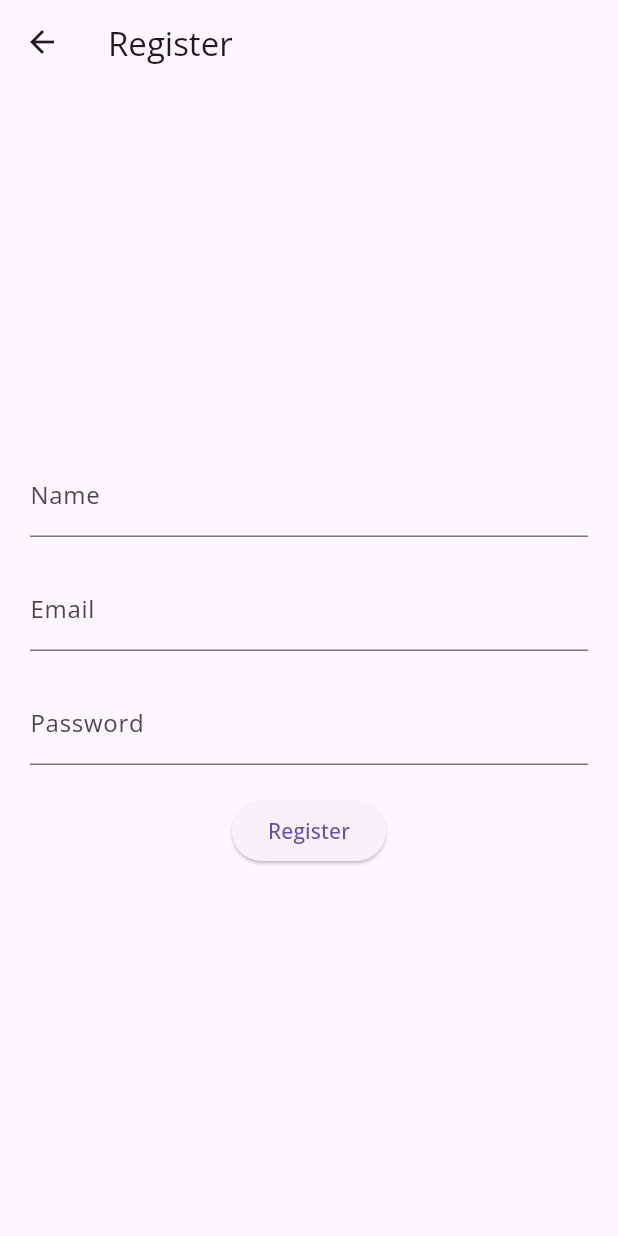
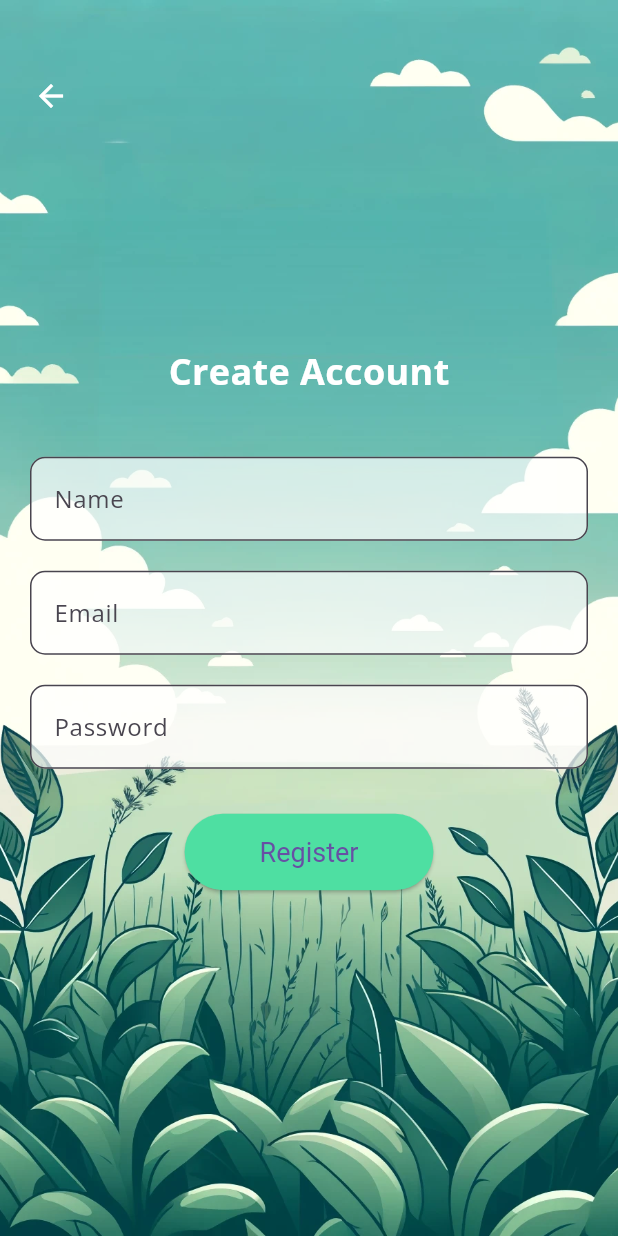
Before and after one commit to Gaia-Artemis-Codethon/Gaia, a Flutter app: the screen it shows after launch, after a tap on "Register", on a phone screen of 412 x 824 dp. Run offline on Flutter 3.47's test engine with Material 3 defaults, Android fonts, the phone set to English and light mode, and no system bars; our stand-ins replace cached_network_image, flutter_animate, flutter_chat_types, flutter_chat_ui, flutter_map, flutter_spinkit and 7 more; missing offline and left inert: dart:ffi, flutter_guid, geocode, vector_map_tiles; accounts and stored records are empty; project files that could hold a hidden picture were left out.

Commit message:
login y reg mas bonitos

```diff
--- a/lib/pages/login/loginPage.dart
+++ b/lib/pages/login/loginPage.dart
@@ -119,7 +119,7 @@ class _LoginPageState extends State<LoginPage> {
                         MaterialStateProperty.all<Color>(Color(0xFF67D67B)),
                     shape: MaterialStateProperty.all<RoundedRectangleBorder>(
                       RoundedRectangleBorder(
-                        borderRadius: BorderRadius.circular(2.0),
+                        borderRadius: BorderRadius.circular(15.0),
                       ),
                     ),
                   ),
@@ -149,7 +149,7 @@ class _LoginPageState extends State<LoginPage> {
                         MaterialStateProperty.all<Color>(Color(0xFF67D67B)),
                     shape: MaterialStateProperty.all<RoundedRectangleBorder>(
                       RoundedRectangleBorder(
-                        borderRadius: BorderRadius.circular(2.0),
+                        borderRadius: BorderRadius.circular(15.0),
                       ),
                     ),
                   ),
--- a/lib/pages/register/registerPager.dart
+++ b/lib/pages/register/registerPager.dart
@@ -1,4 +1,5 @@
 import 'package:flutter/material.dart';
+import 'package:flutter_application_huerto/const/colors.dart';
 import 'package:flutter_application_huerto/pages/login/loginPage.dart';
 import 'package:flutter_application_huerto/service/user_supabase.dart';
 import 'package:flutter_guid/flutter_guid.dart';
@@ -15,17 +16,14 @@ class RegisterPage extends StatefulWidget {
 class _RegisterPageState extends State<RegisterPage> {
   final TextEditingController _emailController = TextEditingController();
   final TextEditingController _passwordController = TextEditingController();
-  final TextEditingController _nameController =
-      TextEditingController(); // Nuevo controlador para el nombre
+  final TextEditingController _nameController = TextEditingController();
 
   Future<void> _register() async {
     String email = _emailController.text.trim();
     String password = _passwordController.text.trim();
-    String name =
-        _nameController.text.trim(); // Obtener el valor del campo de nombre
+    String name = _nameController.text.trim();
 
     try {
-      // Registro del usuario en Supabase
       final response = await SupabaseService().client.auth.signUp(
             password: password,
             email: email,
@@ -36,8 +34,7 @@ class _RegisterPageState extends State<RegisterPage> {
         email: email,
         community_id: null,
         is_admin: false,
-        )
-      );
+      ));
       _showSuccess(response.toString());
 
       Navigator.push(
@@ -47,13 +44,11 @@ class _RegisterPageState extends State<RegisterPage> {
         ),
       );
     } catch (error) {
-      // Manejar otros errores
       _showError(error.toString());
     }
   }
 
   void _showSuccess(String message) {
-    // Mostrar mensaje de éxito
     ScaffoldMessenger.of(context).showSnackBar(SnackBar(
       content: Text(message),
       backgroundColor: Colors.green,
@@ -61,7 +56,6 @@ class _RegisterPageState extends State<RegisterPage> {
   }
 
   void _showError(String message) {
-    // Mostrar mensaje de error
     ScaffoldMessenger.of(context).showSnackBar(SnackBar(
       content: Text(message),
       backgroundColor: Colors.red,
@@ -71,25 +65,59 @@ class _RegisterPageState extends State<RegisterPage> {
   @override
   Widget build(BuildContext context) {
     return Scaffold(
-      appBar: AppBar(
-        title: Text('Register'),
+      body: Container(
+        decoration: BoxDecoration(
+          image: DecorationImage(
+            image: AssetImage("images/login.png"),
+            fit: BoxFit.cover,
           ),
-      body: Padding(
+        ),
+        child: Stack(
+          children: <Widget>[
+            Positioned(
+              top: 40,
+              left: 10,
+              child: IconButton(
+                icon: Icon(Icons.arrow_back, color: Colors.white),
+                onPressed: () => Navigator.of(context).pop(),
+              ),
+            ),
+            Padding(
               padding: EdgeInsets.all(20.0),
+              child: Center(
+                child: SingleChildScrollView(
                   child: Column(
                     mainAxisAlignment: MainAxisAlignment.center,
                     children: <Widget>[
+                      Text(
+                        'Create Account',
+                        style: TextStyle(
+                            fontSize: 24.0,
+                            fontWeight: FontWeight.bold,
+                            color: Colors.white),
+                      ),
+                      SizedBox(height: 40.0),
                       TextField(
-              controller: _nameController, // Campo de nombre
+                        controller: _nameController,
                         decoration: InputDecoration(
+                          filled: true,
+                          fillColor: Colors.white.withOpacity(0.7),
                           labelText: 'Name',
+                          border: OutlineInputBorder(
+                            borderRadius: BorderRadius.circular(10.0),
+                          ),
                         ),
                       ),
                       SizedBox(height: 20.0),
                       TextField(
                         controller: _emailController,
                         decoration: InputDecoration(
+                          filled: true,
+                          fillColor: Colors.white.withOpacity(0.7),
                           labelText: 'Email',
+                          border: OutlineInputBorder(
+                            borderRadius: BorderRadius.circular(10.0),
+                          ),
                         ),
                       ),
                       SizedBox(height: 20.0),
@@ -97,13 +125,29 @@ class _RegisterPageState extends State<RegisterPage> {
                         controller: _passwordController,
                         obscureText: true,
                         decoration: InputDecoration(
+                          filled: true,
+                          fillColor: Colors.white.withOpacity(0.7),
                           labelText: 'Password',
+                          border: OutlineInputBorder(
+                            borderRadius: BorderRadius.circular(10.0),
                           ),
                         ),
-            SizedBox(height: 20.0),
+                      ),
+                      SizedBox(height: 30.0),
                       ElevatedButton(
                         onPressed: _register,
                         child: Text('Register'),
+                        style: ElevatedButton.styleFrom(
+                          backgroundColor: OurColors().primeWhite,
+                          padding: EdgeInsets.symmetric(
+                              horizontal: 50, vertical: 15),
+                          textStyle: TextStyle(fontSize: 18),
+                        ),
+                      ),
+                    ],
+                  ),
+                ),
+              ),
             ),
           ],
         ),
```
Lines whose indentation alone changed are shown as unchanged.
